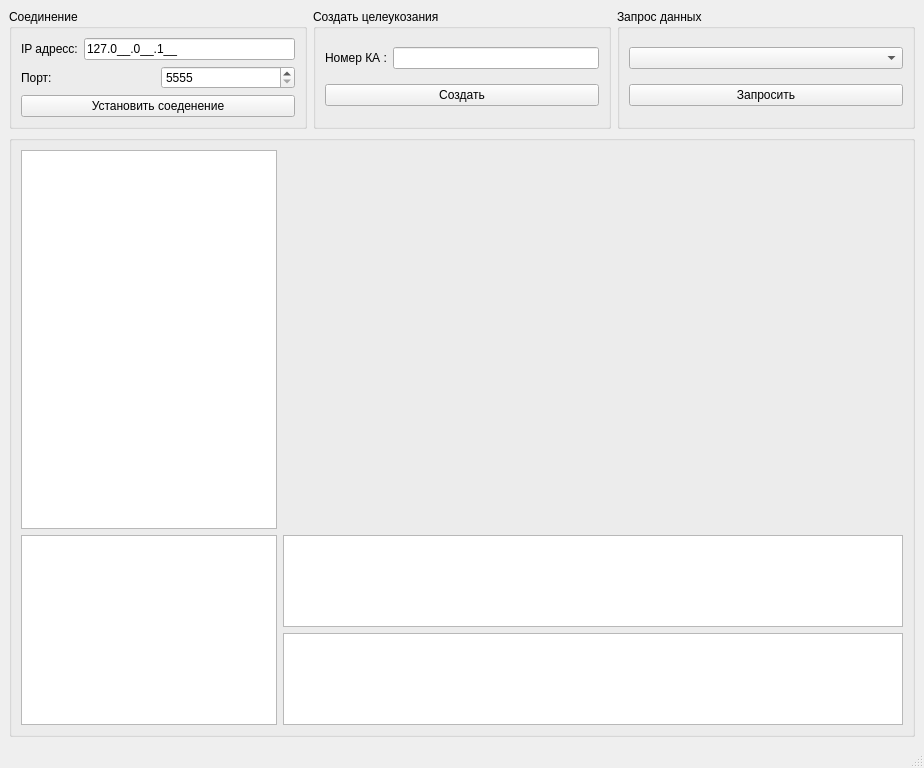
cyb3r-samurai/malfar_connection, file ApsZac/mainwindow.ui: the form before one commit.
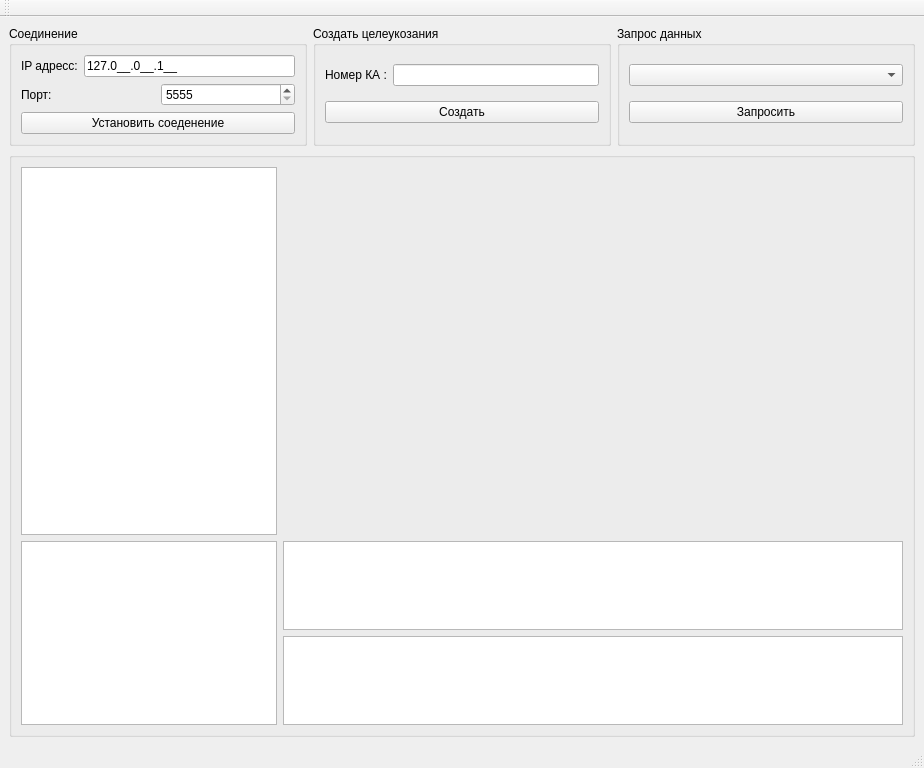
The form after the commit. Custom widgets are drawn as their Qt base class.

The edit to the form file:
```diff
--- a/ApsZac/mainwindow.ui
+++ b/ApsZac/mainwindow.ui
@@ -13,6 +13,9 @@
   <property name="windowTitle">
    <string>АПС заказчика</string>
   </property>
+  <property name="styleSheet">
+   <string notr="true"/>
+  </property>
   <widget class="QWidget" name="centralwidget">
    <layout class="QVBoxLayout" name="verticalLayout_3">
     <item>
@@ -286,6 +289,17 @@
    </property>
   </widget>
   <widget class="QStatusBar" name="statusbar"/>
+  <widget class="QToolBar" name="toolBar">
+   <property name="windowTitle">
+    <string>toolBar</string>
+   </property>
+   <attribute name="toolBarArea">
+    <enum>TopToolBarArea</enum>
+   </attribute>
+   <attribute name="toolBarBreak">
+    <bool>false</bool>
+   </attribute>
+  </widget>
  </widget>
  <customwidgets>
   <customwidget>
```
Left out of the diff: 2 changed lines with no effect on the pictures.
